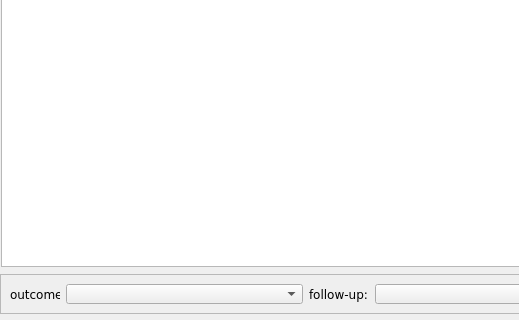
AliSalman-et-al/openmeta-analyst-community, file src/forms/network_view_window.ui: the form before one commit; both pictures show x 0 to 519 and y 235 to 555 of the 625 by 555 pixel window.
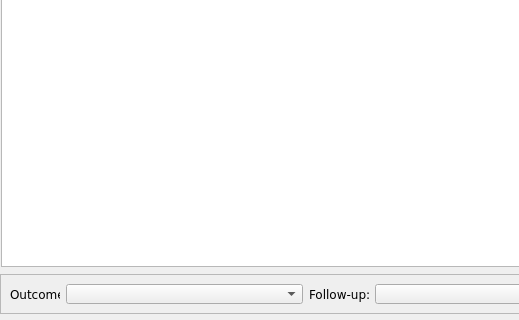
The form after the commit.

```diff
--- a/src/forms/network_view_window.ui
+++ b/src/forms/network_view_window.ui
@@ -48,7 +48,7 @@
        </size>
       </property>
       <property name="text" >
-       <string>outcome:</string>
+       <string>Outcome:</string>
       </property>
      </widget>
     </item>
@@ -64,7 +64,7 @@
        </size>
       </property>
       <property name="text" >
-       <string>follow-up:</string>
+       <string>Follow-up:</string>
       </property>
      </widget>
     </item>
```
